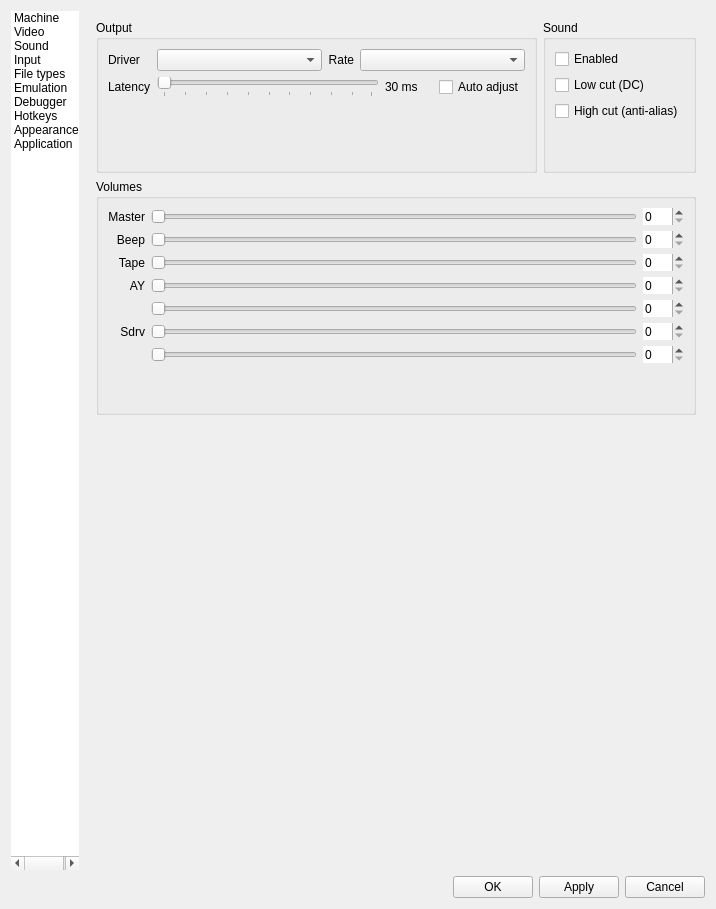
First picture: the form in ui/setupwin.ui, repository Volutar/xpeccy-plus, before the edit.
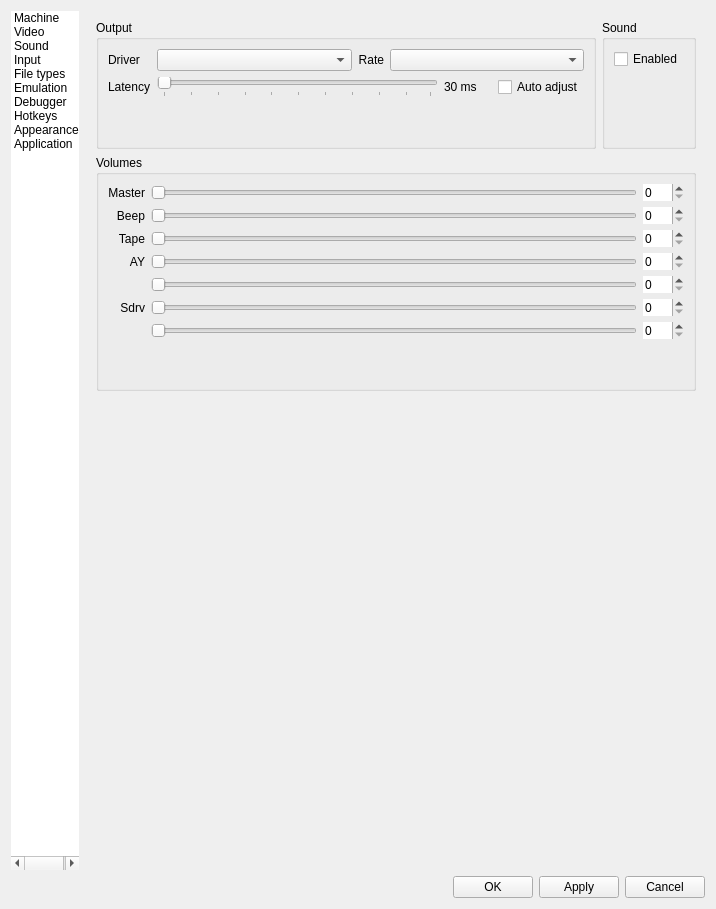
Second picture: the form after the edit. The open tabs and pages were chosen to show the change. Icons and pictures are not drawn. Custom widgets are drawn as their Qt base class.

Commit message:
options: Stereo and Filters side by side on the Sound page; No filter, captioned in the menus
Low cut and High cut join the Board filter in Filters.

Patch:
```diff
--- a/ui/setupwin.ui
+++ b/ui/setupwin.ui
@@ -2160,26 +2160,6 @@
                 </property>
                </widget>
               </item>
-              <item>
-               <widget class="QCheckBox" name="dcbox">
-                <property name="toolTip">
-                 <string>Removes the offset the chips sit on</string>
-                </property>
-                <property name="text">
-                 <string>Low cut (DC)</string>
-                </property>
-               </widget>
-              </item>
-              <item>
-               <widget class="QCheckBox" name="chkSndFilter">
-                <property name="toolTip">
-                 <string>Removes aliasing; costs a little CPU</string>
-                </property>
-                <property name="text">
-                 <string>High cut (anti-alias)</string>
-                </property>
-               </widget>
-              </item>
               <item>
                <spacer name="verticalSpacer_23">
                 <property name="orientation">
```
The commit also changes 3 other files.
